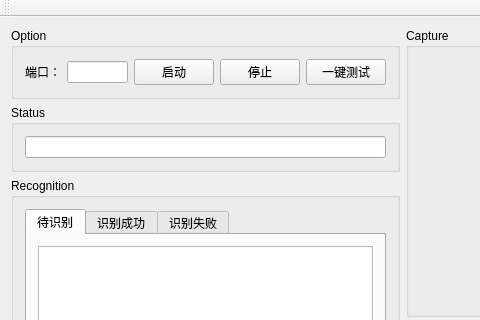
Before: the Qt Designer form mainwindow.ui in jozhn/PServer, drawn with Qt 5; both pictures show x 0 to 480 and y 0 to 320 of the 1200 by 650 pixel window.
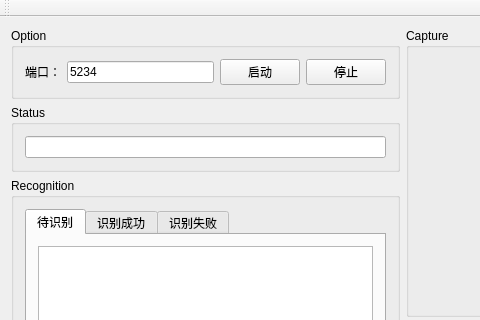
After: the same form once the commit is applied.

Diff of the .ui file:
```diff
--- a/mainwindow.ui
+++ b/mainwindow.ui
@@ -41,7 +41,11 @@
               </widget>
              </item>
              <item>
-              <widget class="QLineEdit" name="lineEdit"/>
+              <widget class="QLineEdit" name="portEdit">
+               <property name="text">
+                <string>5234</string>
+               </property>
+              </widget>
              </item>
              <item>
               <widget class="QPushButton" name="startService">
@@ -57,13 +61,6 @@
                </property>
               </widget>
              </item>
-             <item>
-              <widget class="QPushButton" name="testButton">
-               <property name="text">
-                <string>一键测试</string>
-               </property>
-              </widget>
-             </item>
             </layout>
            </item>
           </layout>
```
Left out of the diff: 2 changed lines with no effect on the pictures.
